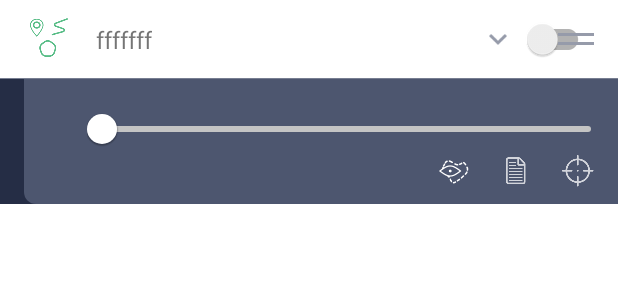
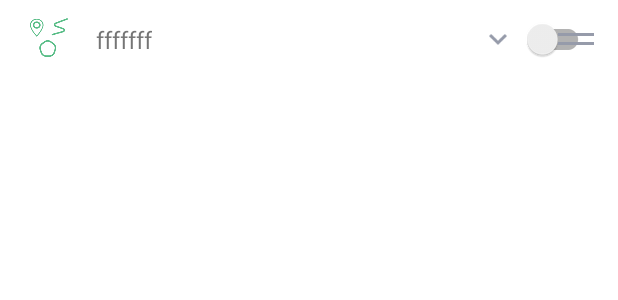
Before and after one commit to Maryino-District/Cit0rus, an Android app: the layout item_layer.xml on its own in the app's theme, with its tools: preview values and no code run, on a phone screen of 412 x 824 dp. Shown: the top 300 px of the screen. Run offline under Robolectric (Android 15) with nearby library versions, the phone set to English and light mode, and no system bars; Roboto replaces fonts that are not available here.

Commit message:
refactor: Remove logic from XML
Too many if else blocks in XML is degrades RecyclerView performance.

```diff
--- a/app/src/main/java/com/example/cit0rustest/utils/LayerItemDiffCallBack.kt
+++ b/app/src/main/java/com/example/cit0rustest/utils/LayerItemDiffCallBack.kt
@@ -27,7 +27,8 @@ var newList: List<ItemViewModel>
         val oldItem = oldList[oldItemPosition]
         val newItem = newList[newItemPosition]
         return if((oldItem is LayerViewModel) && (newItem is LayerViewModel)) {
-            (oldItem.name == newItem.name) && (oldItem.isSwitchOn == newItem.isSwitchOn) && (oldItem.isExpand == newItem.isExpand)
+            (oldItem.name == newItem.name) && (oldItem.isSwitchOn == newItem.isSwitchOn)
+                    && (oldItem.isExpand == newItem.isExpand)  && (oldItem.isDragable == newItem.isDragable)
 
         } else {
             false
--- a/app/src/main/java/com/example/cit0rustest/vm/LayerListViewModel.kt
+++ b/app/src/main/java/com/example/cit0rustest/vm/LayerListViewModel.kt
@@ -6,7 +6,7 @@ import com.example.cit0rustest.utils.LayerItemTouchHelperCallBack
 import java.text.ParsePosition
 import java.util.*
 
-class LayerListViewModel() : ViewModel(), LayerItemTouchHelperCallBack.ItemTouchContract {
+class LayerListViewModel : ViewModel(), LayerItemTouchHelperCallBack.ItemTouchContract {
 
     //livedata of recyclerview
     val data: LiveData<List<ItemViewModel>>
--- a/app/src/main/res/layout/item_layer.xml
+++ b/app/src/main/res/layout/item_layer.xml
@@ -1,24 +1,27 @@
 <?xml version="1.0" encoding="utf-8"?>
-<layout xmlns:tools="http://schemas.android.com/tools"
+<layout xmlns:android="http://schemas.android.com/apk/res/android"
     xmlns:app="http://schemas.android.com/apk/res-auto"
-    xmlns:android="http://schemas.android.com/apk/res/android">
+    xmlns:tools="http://schemas.android.com/tools">
 
     <data>
+
         <variable
             name="viewModel"
             type="com.example.cit0rustest.vm.LayerListViewModel" />
+
         <variable
             name="itemViewModel"
             type="com.example.cit0rustest.vm.LayerViewModel" />
-        <import type="android.view.View"/>
+
+        <import type="android.view.View" />
+
         <import type="android.graphics.Typeface" />
     </data>
 
 
     <androidx.constraintlayout.widget.ConstraintLayout
         android:layout_width="match_parent"
-        android:layout_height="wrap_content"
-        >
+        android:layout_height="wrap_content">
 
 
         <ImageView
@@ -28,12 +31,12 @@
             android:layout_marginStart="16dp"
             android:layout_marginTop="10dp"
             android:layout_marginBottom="10dp"
-            android:alpha="@{itemViewModel.active ? 1.0f : 0.5f}"
             android:src="@drawable/geometry_collection"
             app:layout_constraintBottom_toTopOf="@+id/sub_item"
             app:layout_constraintStart_toStartOf="parent"
-            app:layout_constraintTop_toTopOf="parent"
-            app:tint="@{(itemViewModel.expand &amp;&amp; itemViewModel.active) ? @color/green_35 : @color/white}" />
+            app:layout_constraintTop_toTopOf="parent" />
+        <!--app:tint="@{(itemViewModel.expand &amp;&amp; itemViewModel.active) ? @color/green_35 : @color/white}"-->
+        <!--android:alpha="@{itemViewModel.active ? 1.0f : 0.5f}"-->
 
         <TextView
             android:id="@+id/textView"
@@ -43,12 +46,9 @@
             android:layout_marginTop="10dp"
             android:layout_marginEnd="48dp"
             android:layout_marginBottom="10dp"
-            android:alpha="@{itemViewModel.active ? 1.0f : 0.5f}"
             android:fontFamily="@font/pt_sans_caption"
             android:text="@{itemViewModel.name}"
-            android:textColor="@{(itemViewModel.expand &amp;&amp; itemViewModel.active) ? @color/green_35 : @color/white}"
             android:textSize="16sp"
-            android:typeface="@{Typeface.defaultFromStyle(itemViewModel.expand &amp;&amp; itemViewModel.active ? Typeface.BOLD : Typeface.NORMAL)}"
             app:layout_constraintBottom_toTopOf="@+id/sub_item"
             app:layout_constraintEnd_toStartOf="@+id/imageView5"
             app:layout_constraintHorizontal_bias="0.0"
@@ -56,47 +56,49 @@
             app:layout_constraintTop_toTopOf="parent"
             app:tint="@color/green_35"
             tools:text="fffffff" />
+        <!--android:textColor="@{(itemViewModel.expand &amp;&amp; itemViewModel.active) ? @color/green_35 : @color/white}"-->
+        <!--android:typeface="@{Typeface.defaultFromStyle(itemViewModel.expand &amp;&amp; itemViewModel.active ? Typeface.BOLD : Typeface.NORMAL)}"-->
+        <!-- android:alpha="@{itemViewModel.active ? 1.0f : 0.5f}" -->
 
         <ImageView
             android:id="@+id/imageView5"
             android:layout_width="12dp"
             android:layout_height="wrap_content"
             android:layout_marginRight="74dp"
-            android:alpha="@{itemViewModel.active ? 1.0f : 0.5f}"
-            android:rotation="@{itemViewModel.expand &amp;&amp; itemViewModel.active ? 180 : 0}"
             android:src="@drawable/chevron_right"
             app:layout_constraintBottom_toTopOf="@+id/sub_item"
             app:layout_constraintEnd_toEndOf="parent"
             app:layout_constraintTop_toTopOf="parent" />
+        <!--android:rotation="@{itemViewModel.expand &amp;&amp; itemViewModel.active ? 180 : 0}"-->
+        <!--android:alpha="@{itemViewModel.active ? 1.0f : 0.5f}"-->
 
         <ImageView
             android:layout_width="wrap_content"
             android:layout_height="wrap_content"
             android:layout_marginEnd="16dp"
+            android:alpha="0.5"
             android:src="@drawable/union_3"
-            android:visibility="@{itemViewModel.active ? View.GONE : View.VISIBLE}"
             app:layout_constraintBottom_toTopOf="@+id/sub_item"
             app:layout_constraintEnd_toStartOf="@+id/imageView5"
             app:layout_constraintHorizontal_bias="1.0"
             app:layout_constraintStart_toEndOf="@+id/textView"
-            app:layout_constraintTop_toTopOf="parent"
-            android:alpha="0.5"/>
+            app:layout_constraintTop_toTopOf="parent" />
+        <!--android:visibility="@{itemViewModel.active ? View.GONE : View.VISIBLE}"-->
 
         <androidx.appcompat.widget.SwitchCompat
             android:id="@+id/switch1"
             android:layout_width="wrap_content"
             android:layout_height="22dp"
+            android:layout_marginEnd="16dp"
+            android:checked="@={itemViewModel.switchOn}"
+            android:minWidth="0dp"
             android:minHeight="0dp"
-            android:minWidth="0dp"
             android:theme="@style/SwitchCompatTheme"
-            android:checked="@={itemViewModel.switchOn}"
-            android:visibility="@{!itemViewModel.dragable ? View.VISIBLE : View.GONE}"
-
-            android:layout_marginEnd="16dp"
             app:layout_constraintBottom_toTopOf="@+id/sub_item"
             app:layout_constraintEnd_toEndOf="parent"
-            app:layout_constraintTop_toTopOf="parent"
-            android:alpha="@{itemViewModel.active ? 1.0f : 0.5f}" />
+            app:layout_constraintTop_toTopOf="parent" />
+        <!--android:visibility="@{!itemViewModel.dragable ? View.VISIBLE : View.GONE}"-->
+        <!--android:alpha="@{itemViewModel.active ? 1.0f : 0.5f}"-->
 
 
         <ImageView
@@ -105,12 +107,12 @@
             android:layout_height="20dp"
             android:layout_marginEnd="16dp"
             android:src="@drawable/drag_list_item"
-            android:visibility="@{itemViewModel.dragable ? View.VISIBLE : View.GONE}"
             app:layout_constraintBottom_toTopOf="@+id/sub_item"
             app:layout_constraintEnd_toEndOf="parent"
             app:layout_constraintHorizontal_bias="1.0"
             app:layout_constraintStart_toEndOf="@+id/textView"
             app:layout_constraintTop_toTopOf="parent" />
+        <!--android:visibility="@{itemViewModel.dragable ? View.VISIBLE : View.GONE}"-->
 
         <androidx.constraintlayout.widget.ConstraintLayout
             android:id="@+id/sub_item"
@@ -118,11 +120,12 @@
             android:layout_height="84dp"
             android:background="@drawable/item_expanded"
             android:orientation="vertical"
-            android:visibility="@{itemViewModel.expand &amp;&amp; itemViewModel.active ? View.VISIBLE : View.GONE}"
+            android:visibility="gone"
             app:layout_constraintBottom_toBottomOf="parent"
             app:layout_constraintEnd_toEndOf="parent"
             app:layout_constraintHorizontal_bias="0.0"
             app:layout_constraintStart_toStartOf="parent">
+            <!--android:visibility="@{itemViewModel.expand &amp;&amp; itemViewModel.active ? View.VISIBLE : View.GONE}"-->
 
             <TextView
                 android:id="@+id/text_view_transparency"
@@ -148,8 +151,8 @@
                 android:layout_marginEnd="17dp"
                 android:layout_marginBottom="11dp"
                 android:text="@{@string/layer_panel_sync(itemViewModel.syncDate)}"
+                android:textColor="@color/grey"
                 android:textSize="12sp"
-                android:textColor="@color/grey"
                 app:layout_constraintBottom_toBottomOf="parent"
                 app:layout_constraintEnd_toEndOf="parent"
                 app:layout_constraintHorizontal_bias="1.0"
@@ -178,12 +181,12 @@
                 android:id="@+id/text_veiw_zoom"
                 android:layout_width="wrap_content"
                 android:layout_height="wrap_content"
-                android:text="@{@string/layer_panel_zoom(itemViewModel.zoomCount)}"
-                android:textSize="12sp"
-                android:textColor="@color/grey"
                 android:layout_marginStart="15dp"
                 android:layout_marginTop="3dp"
                 android:layout_marginBottom="11dp"
+                android:text="@{@string/layer_panel_zoom(itemViewModel.zoomCount)}"
+                android:textColor="@color/grey"
+                android:textSize="12sp"
                 app:layout_constraintBottom_toBottomOf="parent"
                 app:layout_constraintEnd_toEndOf="parent"
                 app:layout_constraintHorizontal_bias="0.0"
@@ -198,7 +201,6 @@
                 android:layout_marginEnd="16dp"
                 android:layout_marginBottom="11dp"
                 android:background="@color/dark_blue_15"
-                android:clickable="true"
                 android:onClick="@{() -> itemViewModel.centerToGps()}"
                 android:src="@drawable/center_to_gps"
                 app:layout_constraintBottom_toBottomOf="parent"
@@ -210,12 +212,11 @@
                 android:id="@+id/imageButton5"
                 android:layout_width="21dp"
                 android:layout_height="21dp"
+                android:layout_marginEnd="20dp"
+                android:layout_marginBottom="11dp"
                 android:background="@color/dark_blue_15"
-                android:clickable="true"
                 android:onClick="@{() -> itemViewModel.centerToGps()}"
                 android:src="@drawable/note"
-                android:layout_marginEnd="20dp"
-                android:layout_marginBottom="11dp"
                 app:layout_constraintBottom_toBottomOf="parent"
                 app:layout_constraintEnd_toStartOf="@+id/imageButton4"
                 app:layout_constraintTop_toTopOf="parent"
@@ -224,12 +225,11 @@
             <ImageButton
                 android:layout_width="21dp"
                 android:layout_height="21dp"
+                android:layout_marginEnd="20dp"
+                android:layout_marginBottom="11dp"
                 android:background="@color/dark_blue_15"
-                android:clickable="true"
                 android:onClick="@{() -> itemViewModel.centerToGps()}"
                 android:src="@drawable/region_border_dash_view"
-                android:layout_marginBottom="11dp"
-                android:layout_marginEnd="20dp"
                 app:layout_constraintBottom_toBottomOf="parent"
                 app:layout_constraintEnd_toStartOf="@+id/imageButton5"
                 app:layout_constraintTop_toTopOf="parent"
```
Also changed, not shown: app/src/main/java/com/example/cit0rustest/adapters/LayersRecyclerVIewAdapter.kt (+15 -21 lines), app/src/main/java/com/example/cit0rustest/utils/LayerItemTouchHelperCallBack.kt (+0 -8 lines).
